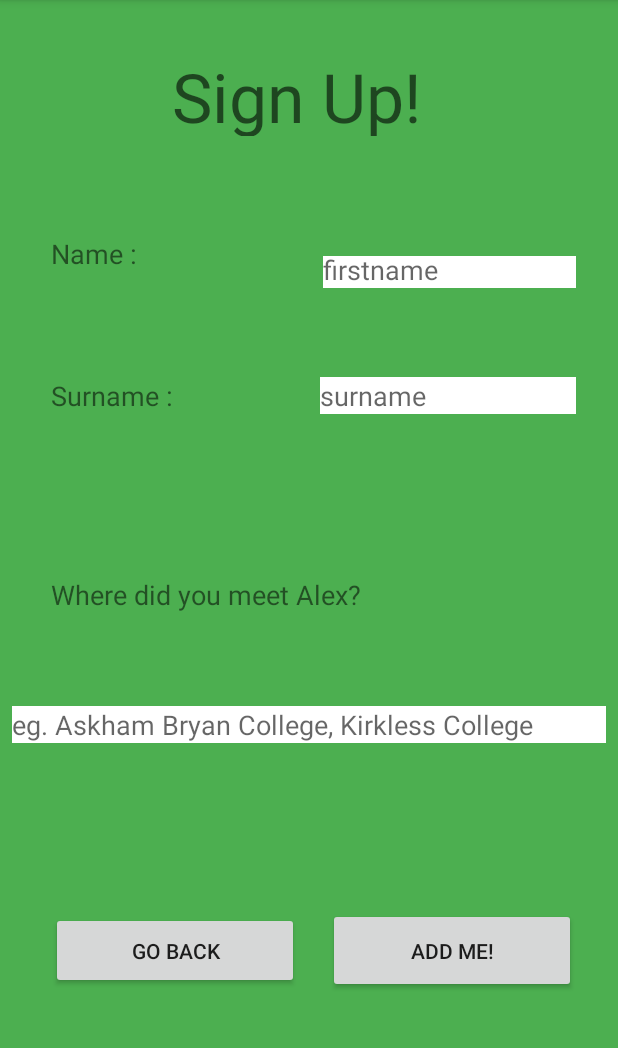
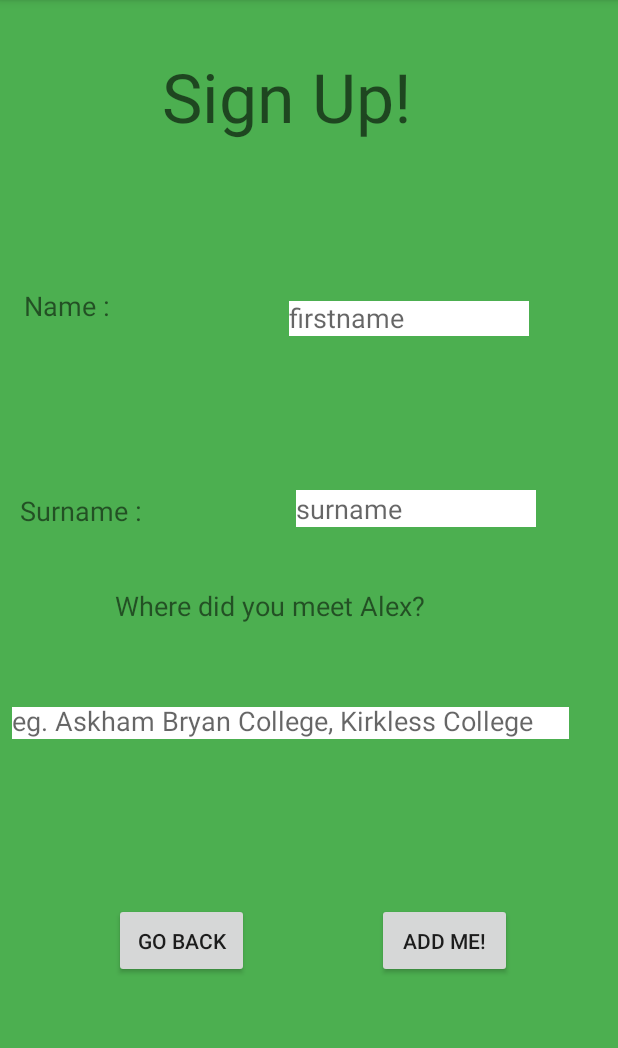
Before and after one commit to LarryOG/EventApp, an Android app: the SignUpActivity screen opened directly, with no data from a screen before it, on a phone screen of 412 x 824 dp, the part 84-1132 px from its top. Run offline under Robolectric (Android 15) with nearby library versions, the phone set to English and light mode, and no system bars.

Commit message:
1st testing done... few things made... lot to do left

```diff
--- a/app/src/main/java/com/example/eventapp/MainActivity.java
+++ b/app/src/main/java/com/example/eventapp/MainActivity.java
@@ -9,7 +9,7 @@ public class MainActivity extends AppCompatActivity {
 
     @Override
     protected void onCreate(Bundle savedInstanceState) {
-        setTheme(R.style.splashScreenTheme);
+
         super.onCreate(savedInstanceState);
         setContentView(R.layout.activity_main);
     }
@@ -19,10 +19,10 @@ public class MainActivity extends AppCompatActivity {
         startActivity(myIntent);
     }
 
-    public void dirButtonClick(View v){
+    /*public void dirButtonClick(View v){
         Intent myIntent = new Intent(getBaseContext(),   GoogleMapActivity.class);
         startActivity(myIntent);
-    }
+    }*/
 
 
 }
--- a/app/src/main/res/layout/activity_sign_up.xml
+++ b/app/src/main/res/layout/activity_sign_up.xml
@@ -9,26 +9,25 @@
 
     <TextView
         android:id="@+id/textView"
-        android:layout_width="183dp"
-        android:layout_height="0dp"
+        android:layout_width="196dp"
+        android:layout_height="62dp"
         android:layout_marginTop="34dp"
-        android:layout_marginBottom="66dp"
         android:text="Sign Up!"
         android:textAppearance="@style/TextAppearance.AppCompat.Display2"
-        app:layout_constraintBottom_toTopOf="@+id/textView3"
         app:layout_constraintEnd_toEndOf="parent"
         app:layout_constraintStart_toStartOf="parent"
         app:layout_constraintTop_toTopOf="parent" />
 
     <TextView
         android:id="@+id/textView3"
-        android:layout_width="0dp"
-        android:layout_height="0dp"
-        android:layout_marginStart="34dp"
-        android:layout_marginLeft="34dp"
-        android:layout_marginEnd="12dp"
-        android:layout_marginRight="12dp"
-        android:layout_marginBottom="37dp"
+        android:layout_width="142dp"
+        android:layout_height="26dp"
+        android:layout_marginStart="24dp"
+        android:layout_marginLeft="24dp"
+        android:layout_marginTop="96dp"
+        android:layout_marginEnd="17dp"
+        android:layout_marginRight="17dp"
+        android:layout_marginBottom="55dp"
         android:text="Name : "
         android:textSize="18sp"
         app:layout_constraintBottom_toTopOf="@+id/textView4"
@@ -38,13 +37,14 @@
 
     <TextView
         android:id="@+id/textView4"
-        android:layout_width="0dp"
-        android:layout_height="0dp"
-        android:layout_marginStart="34dp"
-        android:layout_marginLeft="34dp"
-        android:layout_marginEnd="8dp"
-        android:layout_marginRight="8dp"
-        android:layout_marginBottom="76dp"
+        android:layout_width="140dp"
+        android:layout_height="48dp"
+        android:layout_marginStart="24dp"
+        android:layout_marginLeft="24dp"
+        android:layout_marginTop="55dp"
+        android:layout_marginEnd="22dp"
+        android:layout_marginRight="22dp"
+        android:layout_marginBottom="8dp"
         android:text="Surname : "
         android:textSize="18sp"
         app:layout_constraintBottom_toTopOf="@+id/textView5"
@@ -54,55 +54,67 @@
 
     <TextView
         android:id="@+id/textView5"
-        android:layout_width="231dp"
-        android:layout_height="0dp"
+        android:layout_width="229dp"
+        android:layout_height="23dp"
         android:layout_marginStart="34dp"
         android:layout_marginLeft="34dp"
+        android:layout_marginTop="7dp"
+        android:layout_marginEnd="8dp"
+        android:layout_marginRight="8dp"
         android:layout_marginBottom="29dp"
         android:text="Where did you meet Alex?"
         android:textSize="18sp"
         app:layout_constraintBottom_toTopOf="@+id/textInputLayout2"
+        app:layout_constraintEnd_toEndOf="parent"
+        app:layout_constraintHorizontal_bias="0.302"
         app:layout_constraintStart_toStartOf="parent"
         app:layout_constraintTop_toBottomOf="@+id/textView4" />
 
     <android.support.design.widget.TextInputLayout
         android:id="@+id/inputName"
-        android:layout_width="0dp"
-        android:layout_height="46dp"
-        android:layout_marginTop="163dp"
+        android:layout_width="200dp"
+        android:layout_height="45dp"
+        android:layout_marginStart="17dp"
+        android:layout_marginLeft="17dp"
+        android:layout_marginTop="96dp"
         android:layout_marginEnd="28dp"
         android:layout_marginRight="28dp"
-        android:layout_marginBottom="160dp"
+        android:layout_marginBottom="36dp"
         app:boxBackgroundColor="#FFFFFF"
-        app:layout_constraintBottom_toTopOf="@+id/textView5"
+        app:hintEnabled="false"
+        app:layout_constraintBottom_toTopOf="@+id/textInputLayout"
         app:layout_constraintEnd_toEndOf="parent"
         app:layout_constraintStart_toEndOf="@+id/textView3"
-        app:layout_constraintTop_toTopOf="parent"
-        app:hintEnabled="false">
+        app:layout_constraintTop_toBottomOf="@+id/textView">
 
 
         <android.support.design.widget.TextInputEditText
             android:id="@+id/nameTextInput"
-            android:layout_width="match_parent"
-            android:layout_height="21dp"
+            android:layout_width="160dp"
+            android:layout_height="23dp"
             android:background="#FFFFFF"
             android:hint="firstname" />
     </android.support.design.widget.TextInputLayout>
 
     <android.support.design.widget.TextInputLayout
         android:id="@+id/textInputLayout"
-        android:layout_width="0dp"
-        android:layout_height="53dp"
+        android:layout_width="197dp"
+        android:layout_height="48dp"
+        android:layout_marginStart="22dp"
+        android:layout_marginLeft="22dp"
+        android:layout_marginTop="36dp"
         android:layout_marginEnd="28dp"
         android:layout_marginRight="28dp"
+        android:layout_marginBottom="8dp"
+        app:hintEnabled="false"
+        app:layout_constraintBottom_toTopOf="@+id/textView5"
         app:layout_constraintEnd_toEndOf="parent"
         app:layout_constraintStart_toEndOf="@+id/textView4"
-        app:layout_constraintTop_toTopOf="@+id/textView4"
-        app:hintEnabled="false">
+        app:layout_constraintTop_toBottomOf="@+id/inputName">
 
         <android.support.design.widget.TextInputEditText
             android:id="@+id/lastnameTextInput"
-            android:layout_width="match_parent"
+            android:layout_width="160dp"
             android:layout_height="wrap_content"
             android:background="#FFFFFF"
             android:hint="surname" />
@@ -114,49 +126,53 @@
         android:layout_height="wrap_content"
         android:layout_marginStart="8dp"
         android:layout_marginLeft="8dp"
+        android:layout_marginTop="27dp"
         android:layout_marginEnd="8dp"
         android:layout_marginRight="8dp"
         android:layout_marginBottom="110dp"
+        app:hintEnabled="false"
         app:layout_constraintBottom_toTopOf="@+id/addButton"
         app:layout_constraintEnd_toEndOf="parent"
         app:layout_constraintStart_toStartOf="parent"
-        app:layout_constraintTop_toBottomOf="@+id/textView5"
-        app:hintEnabled="false">
+        app:layout_constraintTop_toBottomOf="@+id/textView5">
 
         <android.support.design.widget.TextInputEditText
             android:id="@+id/whereTextInput"
-            android:layout_width="match_parent"
-            android:layout_height="wrap_content"
+            android:layout_width="371dp"
+            android:layout_height="21dp"
             android:background="#FFFFFF"
             android:hint="eg. Askham Bryan College, Kirkless College" />
     </android.support.design.widget.TextInputLayout>
 
     <Button
         android:id="@+id/backButton"
-        android:layout_width="0dp"
-        android:layout_height="51dp"
-        android:layout_marginStart="34dp"
-        android:layout_marginLeft="34dp"
-        android:layout_marginEnd="19dp"
-        android:layout_marginRight="19dp"
+        android:layout_width="90dp"
+        android:layout_height="50dp"
+        android:layout_marginStart="76dp"
+        android:layout_marginLeft="76dp"
+        android:layout_marginTop="8dp"
+        android:layout_marginBottom="116dp"
         android:onClick="backButtonClick"
         android:text="Go Back"
-        app:layout_constraintBaseline_toBaselineOf="@+id/addButton"
-        app:layout_constraintEnd_toStartOf="@+id/addButton"
-        app:layout_constraintStart_toStartOf="parent" />
+        app:layout_constraintBottom_toBottomOf="parent"
+        app:layout_constraintStart_toStartOf="parent"
+        app:layout_constraintTop_toBottomOf="@+id/textInputLayout2"
+        app:layout_constraintVertical_bias="1.0" />
 
     <Button
         android:id="@+id/addButton"
-        android:layout_width="0dp"
-        android:layout_height="0dp"
+        android:layout_width="90dp"
+        android:layout_height="50dp"
+        android:layout_marginStart="8dp"
+        android:layout_marginLeft="8dp"
         android:layout_marginEnd="28dp"
         android:layout_marginRight="28dp"
-        android:layout_marginBottom="106dp"
+        android:layout_marginBottom="116dp"
         android:onClick="addButtonClick"
         android:text="Add me!"
         app:layout_constraintBottom_toBottomOf="parent"
         app:layout_constraintEnd_toEndOf="parent"
-        app:layout_constraintStart_toEndOf="@+id/backButton"
-        app:layout_constraintTop_toBottomOf="@+id/textInputLayout2" />
+        app:layout_constraintHorizontal_bias="0.647"
+        app:layout_constraintStart_toEndOf="@+id/backButton" />
 
 </android.support.constraint.ConstraintLayout>
--- a/app/src/main/res/values/styles.xml
+++ b/app/src/main/res/values/styles.xml
@@ -8,7 +8,5 @@
         <item name="colorAccent">@color/colorAccent</item>
     </style>
 
-    <style name="splashScreenTheme" parent="@android:style/Theme.DeviceDefault.Light.NoActionBar">
-        <item name="android:windowBackground">@drawable/splash_screen</item>
-    </style>
+
 </resources>
```
Also changed, not shown: app/src/debug/res/values/google_maps_api.xml (deleted, +0 -24 lines), app/src/main/AndroidManifest.xml (+3 -10 lines), app/src/main/java/com/example/eventapp/GoogleMapActivity.java (deleted, +0 -46 lines), app/src/main/java/com/example/eventapp/SignUpActivity.java (+23 -0 lines), app/src/main/java/com/example/eventapp/ThankYouActivity.java (added, +20 -0 lines), app/src/main/res/layout/activity_google_map.xml (deleted, +0 -9 lines), app/src/main/res/layout/activity_main.xml (+42 -12 lines), app/src/main/res/layout/activity_thank_you.xml (added, +103 -0 lines), gradle.properties (+12 -5 lines).
